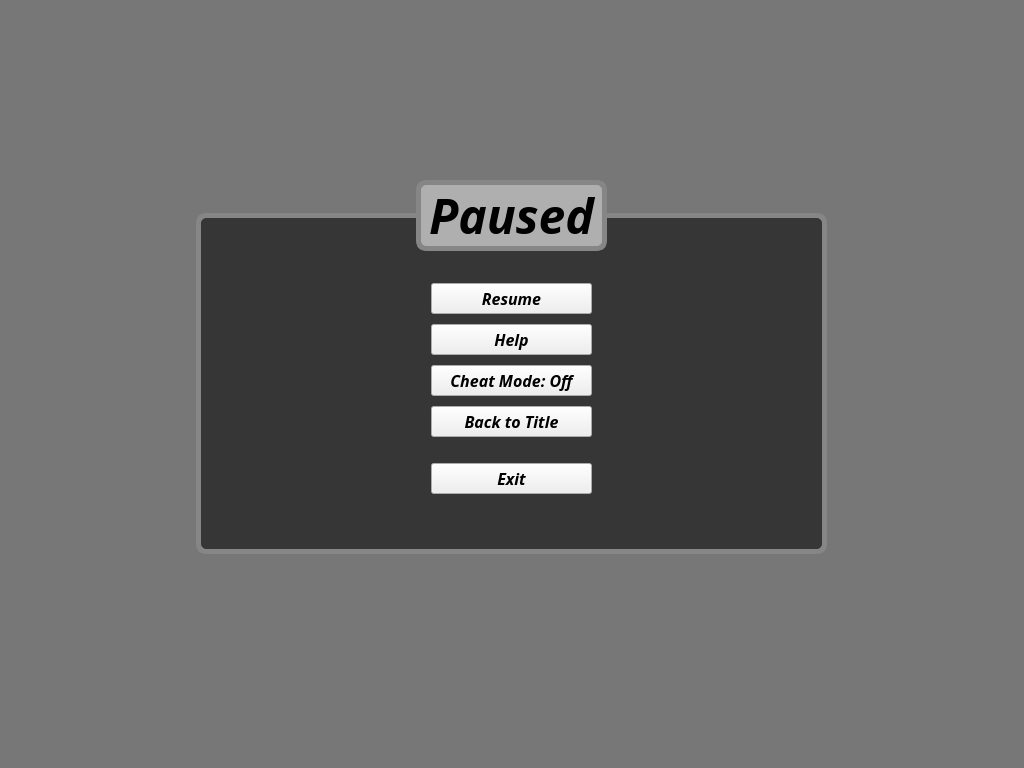
bstee615/project, file pausescreen.ui: the form before one commit.
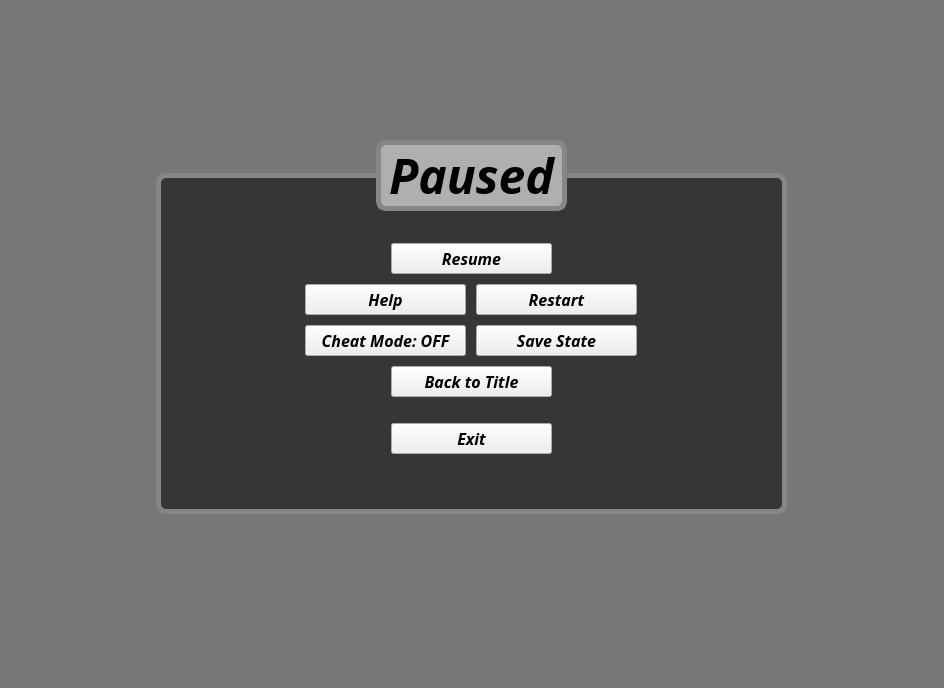
The form after the commit.

What changed in the file:
```diff
--- a/pausescreen.ui
+++ b/pausescreen.ui
@@ -6,8 +6,8 @@
    <rect>
     <x>0</x>
     <y>0</y>
-    <width>1024</width>
-    <height>768</height>
+    <width>944</width>
+    <height>688</height>
    </rect>
   </property>
   <property name="windowTitle">
@@ -16,8 +16,8 @@
   <widget class="QWidget" name="widget" native="true">
    <property name="geometry">
     <rect>
-     <x>196</x>
-     <y>213</y>
+     <x>156</x>
+     <y>173</y>
      <width>631</width>
      <height>341</height>
     </rect>
@@ -67,7 +67,7 @@
    <widget class="QPushButton" name="btnHelp">
     <property name="geometry">
      <rect>
-      <x>235</x>
+      <x>149</x>
       <y>111</y>
       <width>161</width>
       <height>31</height>
@@ -80,14 +80,14 @@
    <widget class="QPushButton" name="btnCheat">
     <property name="geometry">
      <rect>
-      <x>235</x>
+      <x>149</x>
       <y>152</y>
       <width>161</width>
       <height>31</height>
      </rect>
     </property>
     <property name="text">
-     <string>Cheat Mode: Off</string>
+     <string>Cheat Mode: OFF</string>
     </property>
    </widget>
    <widget class="QPushButton" name="btnTitle">
@@ -116,18 +116,46 @@
      <string>Exit</string>
     </property>
    </widget>
+   <widget class="QPushButton" name="btnSaveState">
+    <property name="geometry">
+     <rect>
+      <x>320</x>
+      <y>152</y>
+      <width>161</width>
+      <height>31</height>
+     </rect>
+    </property>
+    <property name="text">
+     <string>Save State</string>
+    </property>
+   </widget>
+   <widget class="QPushButton" name="btnRestart">
+    <property name="geometry">
+     <rect>
+      <x>320</x>
+      <y>111</y>
+      <width>161</width>
+      <height>31</height>
+     </rect>
+    </property>
+    <property name="text">
+     <string>Restart</string>
+    </property>
+   </widget>
    <zorder>label_3</zorder>
    <zorder>btnResume</zorder>
    <zorder>btnHelp</zorder>
    <zorder>btnCheat</zorder>
    <zorder>btnTitle</zorder>
    <zorder>btnExit</zorder>
+   <zorder>btnSaveState</zorder>
+   <zorder>btnRestart</zorder>
   </widget>
   <widget class="QLabel" name="label">
    <property name="geometry">
     <rect>
-     <x>416</x>
-     <y>180</y>
+     <x>376</x>
+     <y>140</y>
      <width>191</width>
      <height>71</height>
     </rect>
@@ -160,8 +188,8 @@
     <rect>
      <x>0</x>
      <y>0</y>
-     <width>1024</width>
-     <height>768</height>
+     <width>944</width>
+     <height>688</height>
     </rect>
    </property>
    <property name="styleSheet">
```
